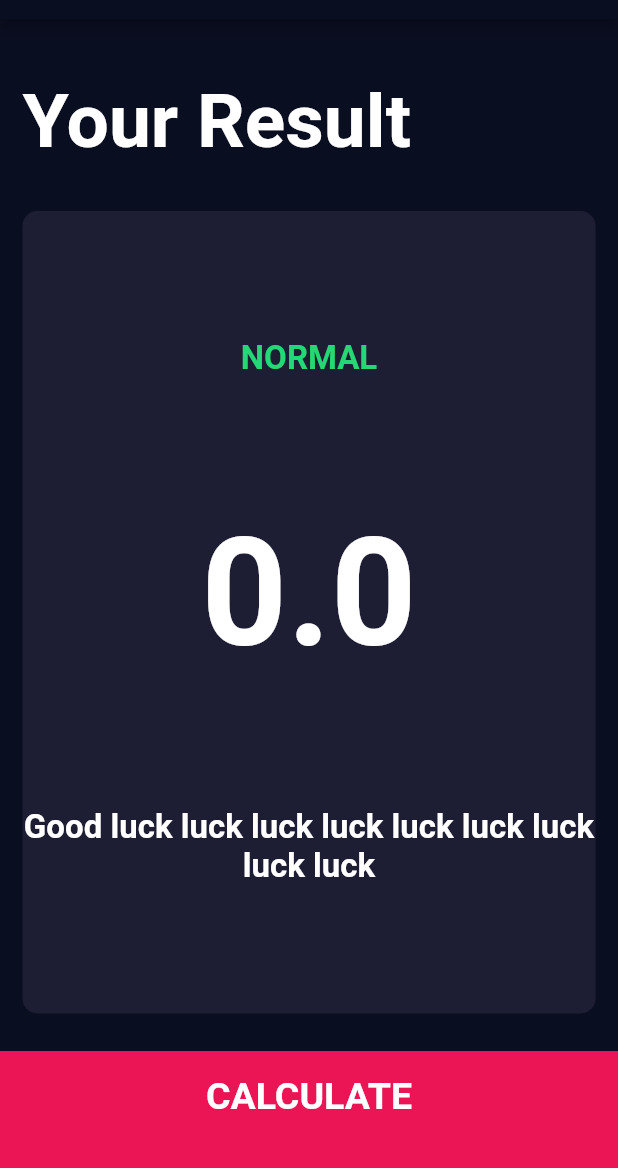
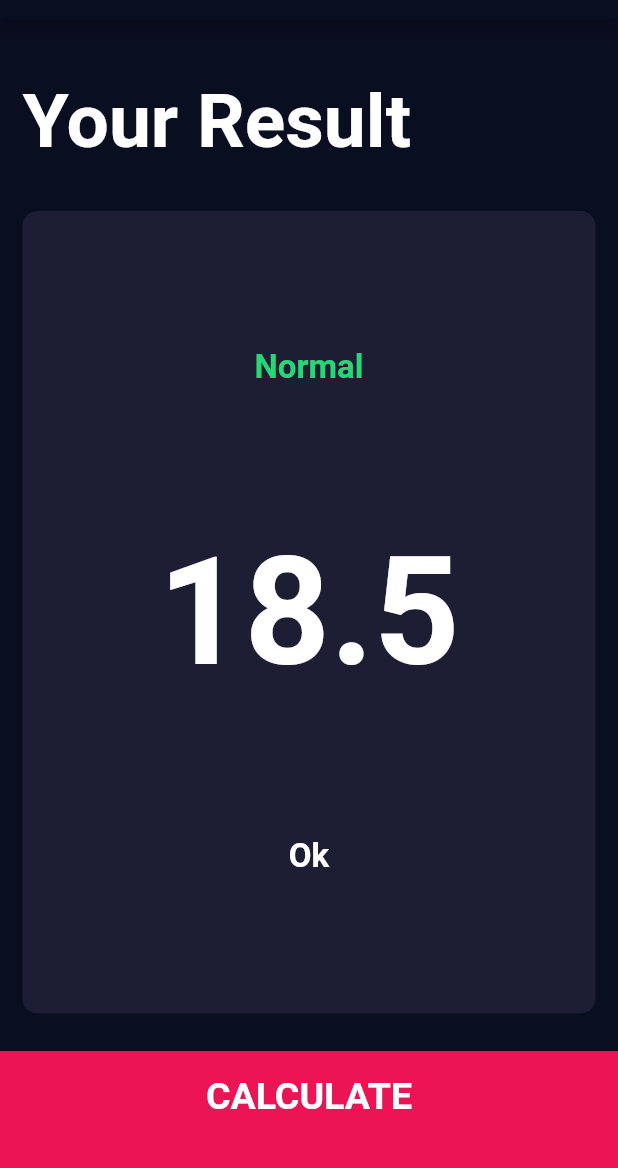
Before and after one commit to Halulkin/dmi-calculator-flutter, a Flutter app: the screen it shows after launch, after a tap on "CALCULATE", on a phone screen of 412 x 824 dp, the part 65-1233 px from its top. Run offline on Flutter 3.47's test engine with Material 2 defaults, Android fonts, the phone set to English and light mode, and no system bars; our stand-ins replace font_awesome_flutter.

Commit message:
* Added brain calculator

```diff
--- /dev/null
+++ b/lib/calculator_brain.dart
@@ -0,0 +1,35 @@
+import 'dart:math';
+
+class CalculatorBrain {
+  CalculatorBrain({required this.height, required this.weight});
+
+  final int height;
+  final int weight;
+
+  double _bmi = 0;
+
+  String calculateBMI() {
+    _bmi = weight / pow(height / 100, 2);
+    return _bmi.toStringAsFixed(1);
+  }
+
+  String getResult() {
+    if (_bmi >= 25) {
+      return 'Overweight';
+    } else if (_bmi > 18.5) {
+      return 'Normal';
+    } else {
+      return 'Underweight';
+    }
+  }
+
+  String getInterpretation() {
+    if (_bmi >= 25) {
+      return 'Eat less';
+    } else if (_bmi > 18.5) {
+      return 'Ok';
+    } else {
+      return 'Eat more';
+    }
+  }
+}
--- a/lib/main.dart
+++ b/lib/main.dart
@@ -1,4 +1,3 @@
-import 'package:bmi_calculator/screens/results_page.dart';
 import 'package:flutter/material.dart';
 
 import 'screens/input_page.dart';
@@ -15,11 +14,12 @@ class MyApp extends StatelessWidget {
         primaryColor: Color(0xFF0A0E21),
         scaffoldBackgroundColor: Color(0xFF0A0E21),
       ),
-      initialRoute: '/',
-      routes: {
-        '/': (context) => InputPage(),
-        '/first': (context) => Screen1(),
-      },
+      home: InputPage(),
+      // initialRoute: '/',
+      // routes: {
+      //   '/': (context) => InputPage(),
+      //   '/first': (context) => ResultsPage(),
+      // },
     );
   }
 }
--- a/lib/screens/input_page.dart
+++ b/lib/screens/input_page.dart
@@ -1,5 +1,7 @@
+import 'package:bmi_calculator/calculator_brain.dart';
 import 'package:bmi_calculator/components/bottom_button.dart';
 import 'package:bmi_calculator/components/icon_content.dart';
+import 'package:bmi_calculator/screens/results_page.dart';
 import 'package:flutter/material.dart';
 import 'package:flutter/rendering.dart';
 import 'package:font_awesome_flutter/font_awesome_flutter.dart';
@@ -198,6 +200,16 @@ class _InputPageState extends State<InputPage> {
             BottomButton(
                 title: 'CALCULATE',
                 onPress: () {
+                  CalculatorBrain calc =
+                      CalculatorBrain(height: height.toInt(), weight: weight);
+
+                  Navigator.push(
+                      context,
+                      MaterialPageRoute(
+                          builder: (context) => ResultsPage(
+                              bmiResults: calc.calculateBMI(),
+                              bmiText: calc.getResult(),
+                              interpretation: calc.getInterpretation())));
                   Navigator.pushNamed(context, '/first');
                 })
           ],
--- a/lib/screens/results_page.dart
+++ b/lib/screens/results_page.dart
@@ -4,13 +4,15 @@ import 'package:flutter/material.dart';
 import '../components/bottom_button.dart';
 import '../constants.dart';
 
-class Screen1 extends StatelessWidget {
-  // Map<String, int> datas = ['NORMAL', 10];
+class ResultsPage extends StatelessWidget {
+  ResultsPage(
+      {required this.bmiResults,
+      required this.bmiText,
+      required this.interpretation});
 
-  final String diagnose = 'NORMAL';
-  final double result = 0;
-  final String description =
-      "Good luck luck luck luck luck luck luck luck luck";
+  late final String bmiResults;
+  late final String bmiText;
+  late final String interpretation;
 
   @override
   Widget build(BuildContext context) {
@@ -40,9 +42,9 @@ class Screen1 extends StatelessWidget {
                     mainAxisAlignment: MainAxisAlignment.spaceEvenly,
                     crossAxisAlignment: CrossAxisAlignment.center,
                     children: [
-                      Text(diagnose, style: kResultTextStyle),
-                      Text(result.toString(), style: kBMITextStyle),
-                      Text(description,
+                      Text(bmiText, style: kResultTextStyle),
+                      Text(bmiResults.toString(), style: kBMITextStyle),
+                      Text(interpretation,
                           style: kResultDescriptionTextStyle,
                           textAlign: TextAlign.center),
                     ],
```
